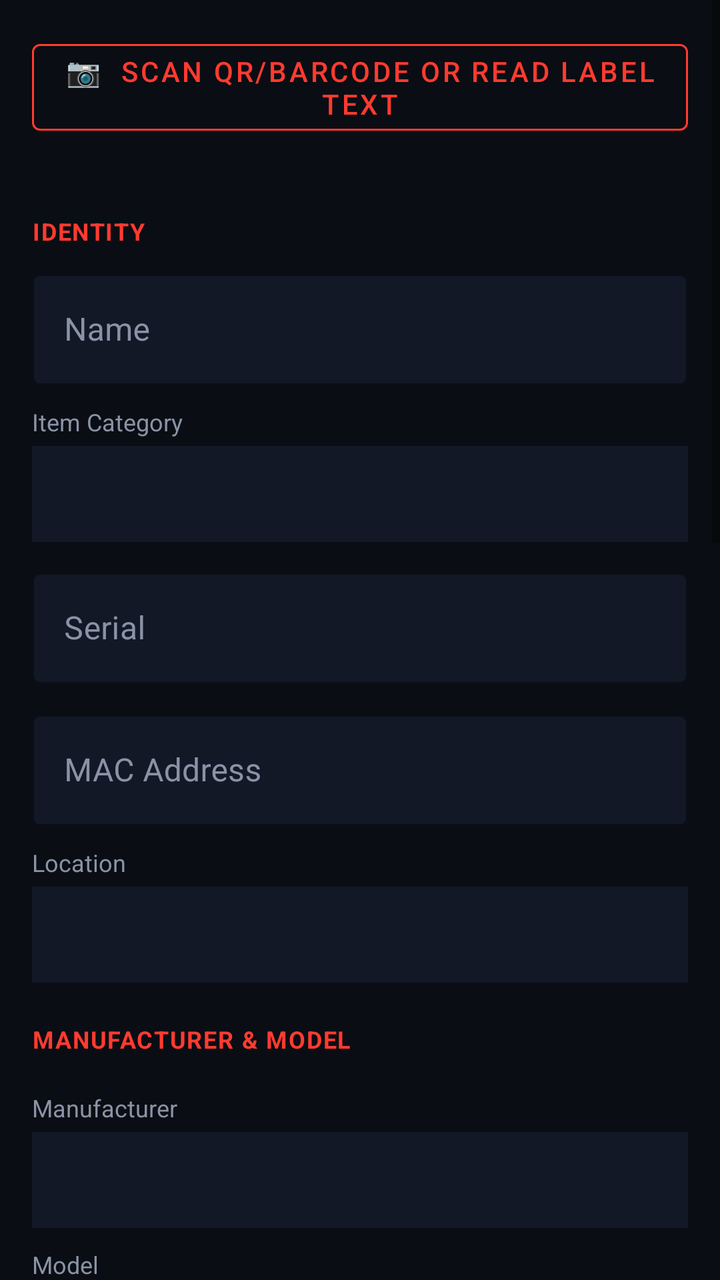
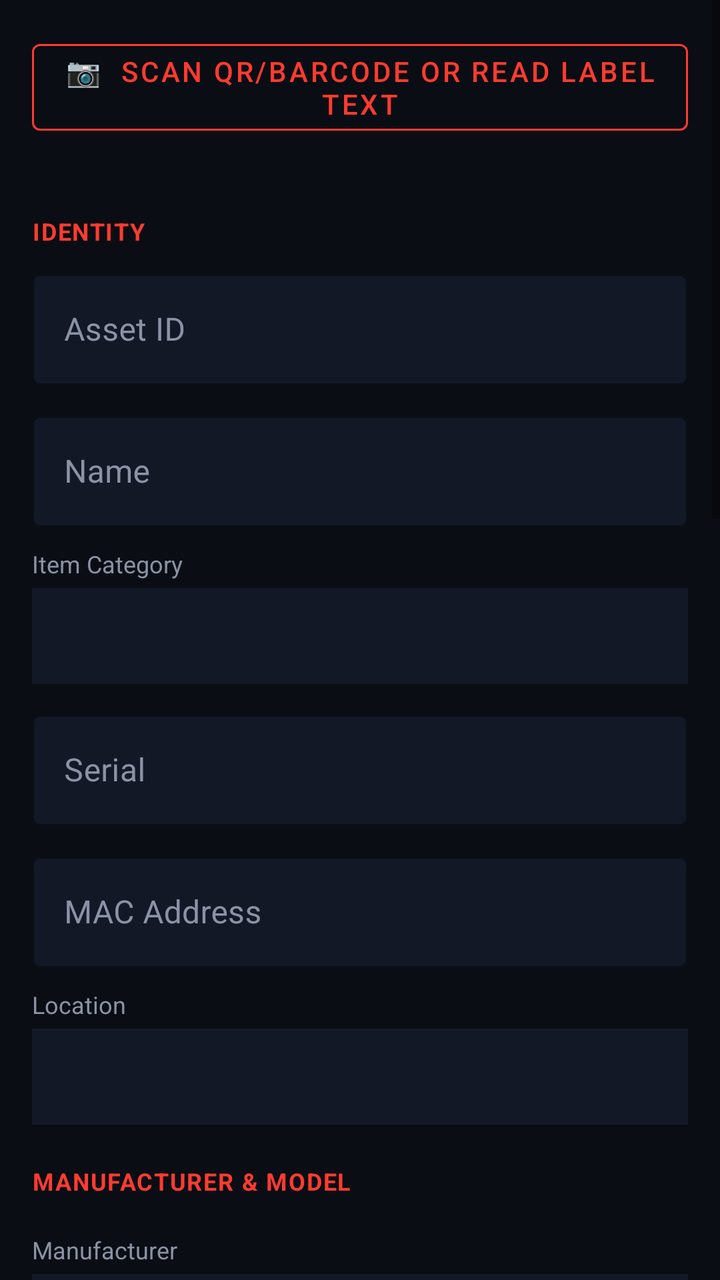

The first picture is an Android layout as it rendered before a commit; the second is the same layout after the commit. The layout source and the unified diff follow.
<!-- AndroidManifest.xml: application theme Theme.ItGuyAssets -->
<!-- res/layout/fragment_asset_edit.xml -->
<?xml version="1.0" encoding="utf-8"?>
<ScrollView xmlns:android="http://schemas.android.com/apk/res/android"
    xmlns:app="http://schemas.android.com/apk/res-auto"
    android:layout_width="match_parent"
    android:layout_height="match_parent"
    android:background="@color/bg"
    android:fillViewport="true">

    <LinearLayout
        android:layout_width="match_parent"
        android:layout_height="wrap_content"
        android:orientation="vertical"
        android:padding="16dp">

        <com.google.android.material.button.MaterialButton
            android:id="@+id/scanBtn"
            style="@style/Widget.MaterialComponents.Button.OutlinedButton"
            android:layout_width="match_parent"
            android:layout_height="wrap_content"
            android:layout_marginBottom="16dp"
            android:text="📷  Scan QR/Barcode or Read Label Text"
            android:textColor="@color/accent"
            app:strokeColor="@color/accent" />

        <TextView style="@style/SectionLabel" android:text="IDENTITY" />
        <com.google.android.material.textfield.TextInputLayout style="@style/DarkInputLayout" android:layout_width="match_parent" android:layout_height="wrap_content" android:hint="Name">
            <com.google.android.material.textfield.TextInputEditText android:id="@+id/f_Name" android:layout_width="match_parent" android:layout_height="wrap_content" android:textColor="@color/text" />
        </com.google.android.material.textfield.TextInputLayout>

        <TextView style="@style/FieldLabel" android:text="Item Category" />
        <Spinner android:id="@+id/f_Type" android:layout_width="match_parent" android:layout_height="48dp" android:background="@color/surface" />

        <com.google.android.material.textfield.TextInputLayout style="@style/DarkInputLayout" android:layout_width="match_parent" android:layout_height="wrap_content" android:layout_marginTop="10dp" android:hint="Serial">
            <com.google.android.material.textfield.TextInputEditText android:id="@+id/f_Serial" android:layout_width="match_parent" android:layout_height="wrap_content" android:textColor="@color/text" />
        </com.google.android.material.textfield.TextInputLayout>

        <com.google.android.material.textfield.TextInputLayout style="@style/DarkInputLayout" android:layout_width="match_parent" android:layout_height="wrap_content" android:layout_marginTop="10dp" android:hint="MAC Address">
            <com.google.android.material.textfield.TextInputEditText android:id="@+id/f_MacAddress" android:layout_width="match_parent" android:layout_height="wrap_content" android:textColor="@color/text" />
        </com.google.android.material.textfield.TextInputLayout>

        <TextView style="@style/FieldLabel" android:text="Location" />
        <Spinner android:id="@+id/f_Location" android:layout_width="match_parent" android:layout_height="48dp" android:background="@color/surface" />

        <TextView style="@style/SectionLabel" android:text="MANUFACTURER &amp; MODEL" />
        <TextView style="@style/FieldLabel" android:text="Manufacturer" />
        <Spinner android:id="@+id/f_Manufacturer" android:layout_width="match_parent" android:layout_height="48dp" android:background="@color/surface" />
        <TextView style="@style/FieldLabel" android:text="Model" />
        <Spinner android:id="@+id/f_Model" android:layout_width="match_parent" android:layout_height="48dp" android:background="@color/surface" />

        <TextView style="@style/SectionLabel" android:text="PURCHASE &amp; WARRANTY" />
        <com.google.android.material.textfield.TextInputLayout style="@style/DarkInputLayout" android:layout_width="match_parent" android:layout_height="wrap_content" android:hint="Purchased Date (YYYY-MM-DD)">
            <com.google.android.material.textfield.TextInputEditText android:id="@+id/f_PurchaseDate" android:layout_width="match_parent" android:layout_height="wrap_content" android:focusable="false" android:textColor="@color/text" />
        </com.google.android.material.textfield.TextInputLayout>
        <com.google.android.material.textfield.TextInputLayout style="@style/DarkInputLayout" android:layout_width="match_parent" android:layout_height="wrap_content" android:layout_marginTop="10dp" android:hint="Warranty (months)">
            <com.google.android.material.textfield.TextInputEditText android:id="@+id/f_WarrantyMonths" android:layout_width="match_parent" android:layout_height="wrap_content" android:inputType="number" android:textColor="@color/text" />
        </com.google.android.material.textfield.TextInputLayout>
        <com.google.android.material.textfield.TextInputLayout style="@style/DarkInputLayout" android:layout_width="match_parent" android:layout_height="wrap_content" android:layout_marginTop="10dp" android:hint="Price">
            <com.google.android.material.textfield.TextInputEditText android:id="@+id/f_Price" android:layout_width="match_parent" android:layout_height="wrap_content" android:inputType="numberDecimal" android:textColor="@color/text" />
        </com.google.android.material.textfield.TextInputLayout>

        <TextView style="@style/SectionLabel" android:text="STATUS &amp; ASSIGNMENT" />
        <TextView style="@style/FieldLabel" android:text="Status" />
        <Spinner android:id="@+id/f_Status" android:layout_width="match_parent" android:layout_height="48dp" android:background="@color/surface" />
        <com.google.android.material.textfield.TextInputLayout style="@style/DarkInputLayout" android:layout_width="match_parent" android:layout_height="wrap_content" android:layout_marginTop="10dp" android:hint="Signed By">
            <com.google.android.material.textfield.TextInputEditText android:id="@+id/f_ReceivedBy" android:layout_width="match_parent" android:layout_height="wrap_content" android:textColor="@color/text" />
        </com.google.android.material.textfield.TextInputLayout>
        <com.google.android.material.textfield.TextInputLayout style="@style/DarkInputLayout" android:layout_width="match_parent" android:layout_height="wrap_content" android:layout_marginTop="10dp" android:hint="Signed Date (YYYY-MM-DD)">
            <com.google.android.material.textfield.TextInputEditText android:id="@+id/f_NotesReceived" android:layout_width="match_parent" android:layout_height="wrap_content" android:focusable="false" android:textColor="@color/text" />
        </com.google.android.material.textfield.TextInputLayout>
        <TextView style="@style/FieldLabel" android:text="Employee" />
        <Spinner android:id="@+id/f_EmployeeID" android:layout_width="match_parent" android:layout_height="48dp" android:background="@color/surface" />

        <TextView style="@style/SectionLabel" android:text="NOTE" />
        <com.google.android.material.textfield.TextInputLayout style="@style/DarkInputLayout" android:layout_width="match_parent" android:layout_height="wrap_content" android:hint="Internal note">
            <com.google.android.material.textfield.TextInputEditText android:id="@+id/f_Note" android:layout_width="match_parent" android:layout_height="wrap_content" android:minLines="3" android:gravity="top" android:textColor="@color/text" />
        </com.google.android.material.textfield.TextInputLayout>

        <TextView
            android:id="@+id/formError"
            android:layout_width="match_parent"
            android:layout_height="wrap_content"
            android:layout_marginTop="12dp"
            android:textColor="@color/accent"
            android:visibility="gone" />

        <LinearLayout
            android:layout_width="match_parent"
            android:layout_height="wrap_content"
            android:orientation="horizontal"
            android:layout_marginTop="18dp">

            <com.google.android.material.button.MaterialButton
                android:id="@+id/deleteBtn"
                style="@style/Widget.MaterialComponents.Button.OutlinedButton"
                android:layout_width="0dp"
                android:layout_height="wrap_content"
                android:layout_weight="1"
                android:layout_marginEnd="10dp"
                android:text="Delete"
                android:textColor="@color/accent"
                android:visibility="gone"
                app:strokeColor="@color/accent" />

            <com.google.android.material.button.MaterialButton
                android:id="@+id/saveBtn"
                android:layout_width="0dp"
                android:layout_height="wrap_content"
                android:layout_weight="1"
                android:backgroundTint="@color/accent"
                android:text="Save" />
        </LinearLayout>

        <ProgressBar
            android:id="@+id/formProgress"
            android:layout_width="wrap_content"
            android:layout_height="wrap_content"
            android:layout_gravity="center"
            android:layout_marginTop="16dp"
            android:visibility="gone"
            android:indeterminateTint="@color/accent" />
    </LinearLayout>
</ScrollView>
<!-- resources referenced by this layout -->
<resources>
  <color name="accent">#FF3B30</color>
  <color name="bg">#0A0D13</color>
  <color name="surface">#121826</color>
  <color name="text">#F5F6FA</color>
  <style name="DarkInputLayout" parent="Widget.MaterialComponents.TextInputLayout.OutlinedBox">
          <item name="boxStrokeColor">@color/accent</item>
          <item name="hintTextColor">@color/muted</item>
          <item name="android:textColorHint">@color/muted</item>
          <item name="boxBackgroundColor">@color/surface</item>
      </style>
  <style name="FieldLabel">
          <item name="android:layout_width">wrap_content</item>
          <item name="android:layout_height">wrap_content</item>
          <item name="android:layout_marginTop">10dp</item>
          <item name="android:layout_marginBottom">4dp</item>
          <item name="android:textColor">@color/muted</item>
          <item name="android:textSize">12sp</item>
      </style>
  <style name="SectionLabel">
          <item name="android:layout_width">wrap_content</item>
          <item name="android:layout_height">wrap_content</item>
          <item name="android:layout_marginTop">20dp</item>
          <item name="android:layout_marginBottom">8dp</item>
          <item name="android:textColor">@color/accent</item>
          <item name="android:textStyle">bold</item>
          <item name="android:textSize">12sp</item>
          <item name="android:letterSpacing">0.05</item>
      </style>
  <style name="Theme.ItGuyAssets" parent="Theme.MaterialComponents.DayNight.NoActionBar">
          <item name="colorPrimary">@color/accent</item>
          <item name="colorPrimaryDark">@color/bg</item>
          <item name="colorAccent">@color/accent</item>
          <item name="android:windowBackground">@color/bg</item>
          <item name="android:statusBarColor">@color/bg</item>
          <item name="android:navigationBarColor">@color/bg</item>
          <item name="android:windowLightStatusBar">false</item>
      </style>
  <color name="muted">#8A93A6</color>
</resources>

<!-- the commit's change to res/layout/fragment_asset_edit.xml (unified diff, before → after) -->
@@ -23,7 +23,10 @@
             app:strokeColor="@color/accent" />
 
         <TextView style="@style/SectionLabel" android:text="IDENTITY" />
-        <com.google.android.material.textfield.TextInputLayout style="@style/DarkInputLayout" android:layout_width="match_parent" android:layout_height="wrap_content" android:hint="Name">
+        <com.google.android.material.textfield.TextInputLayout style="@style/DarkInputLayout" android:layout_width="match_parent" android:layout_height="wrap_content" android:hint="Asset ID">
+            <com.google.android.material.textfield.TextInputEditText android:id="@+id/f_AssetTag" android:layout_width="match_parent" android:layout_height="wrap_content" android:textColor="@color/text" />
+        </com.google.android.material.textfield.TextInputLayout>
+        <com.google.android.material.textfield.TextInputLayout style="@style/DarkInputLayout" android:layout_width="match_parent" android:layout_height="wrap_content" android:layout_marginTop="10dp" android:hint="Name">
             <com.google.android.material.textfield.TextInputEditText android:id="@+id/f_Name" android:layout_width="match_parent" android:layout_height="wrap_content" android:textColor="@color/text" />
         </com.google.android.material.textfield.TextInputLayout>
 
